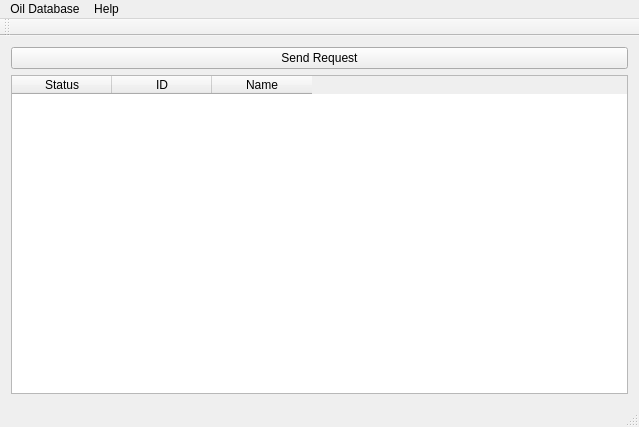
Old version of the form oildatabasemainwindow.ui in the repository JamesMakela/qt-oildb-client.
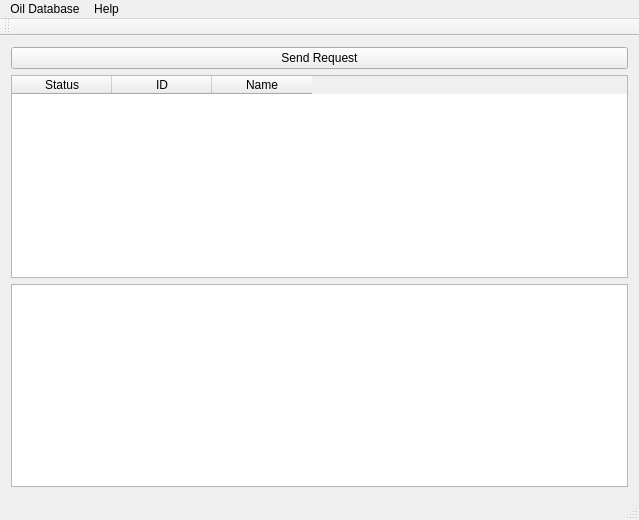
New version of the form.

Commit message: Added Query Results table view, model, & delegate

```diff
--- a/oildatabasemainwindow.ui
+++ b/oildatabasemainwindow.ui
@@ -7,7 +7,7 @@
     <x>0</x>
     <y>0</y>
     <width>639</width>
-    <height>427</height>
+    <height>520</height>
    </rect>
   </property>
   <property name="windowTitle">
@@ -50,6 +50,13 @@
       </column>
      </widget>
     </item>
+    <item>
+     <widget class="QTableView" name="queryResultsView">
+      <attribute name="verticalHeaderVisible">
+       <bool>false</bool>
+      </attribute>
+     </widget>
+    </item>
    </layout>
   </widget>
   <widget class="QMenuBar" name="menuBar">
```
The commit also changes 7 other files.
